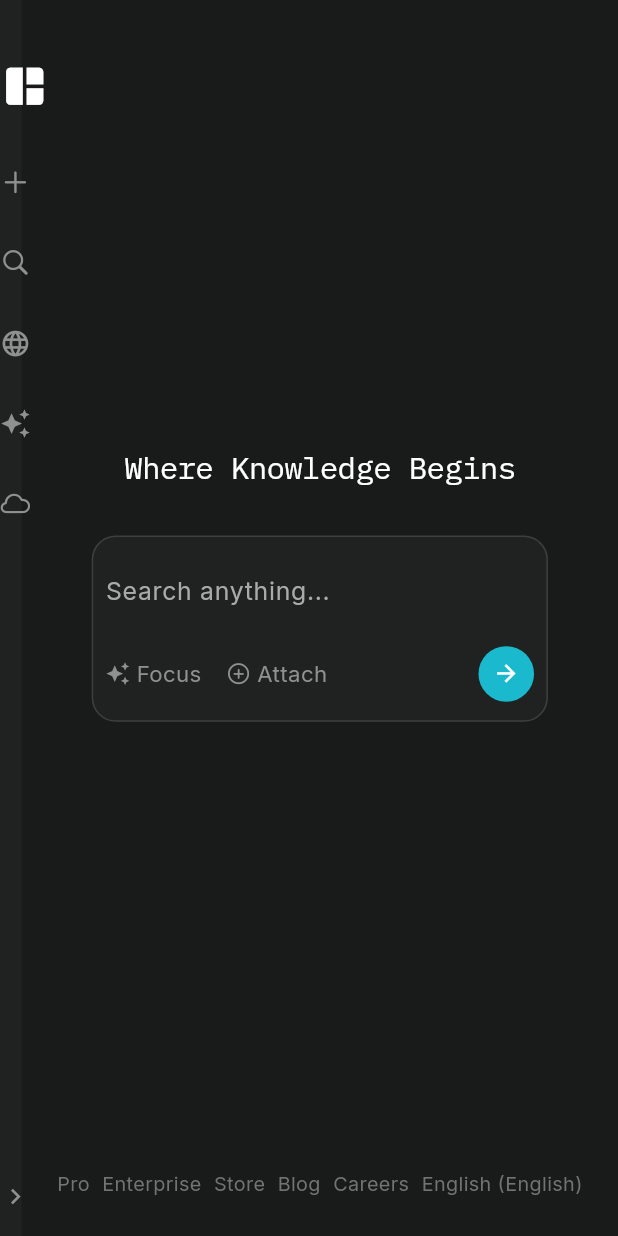
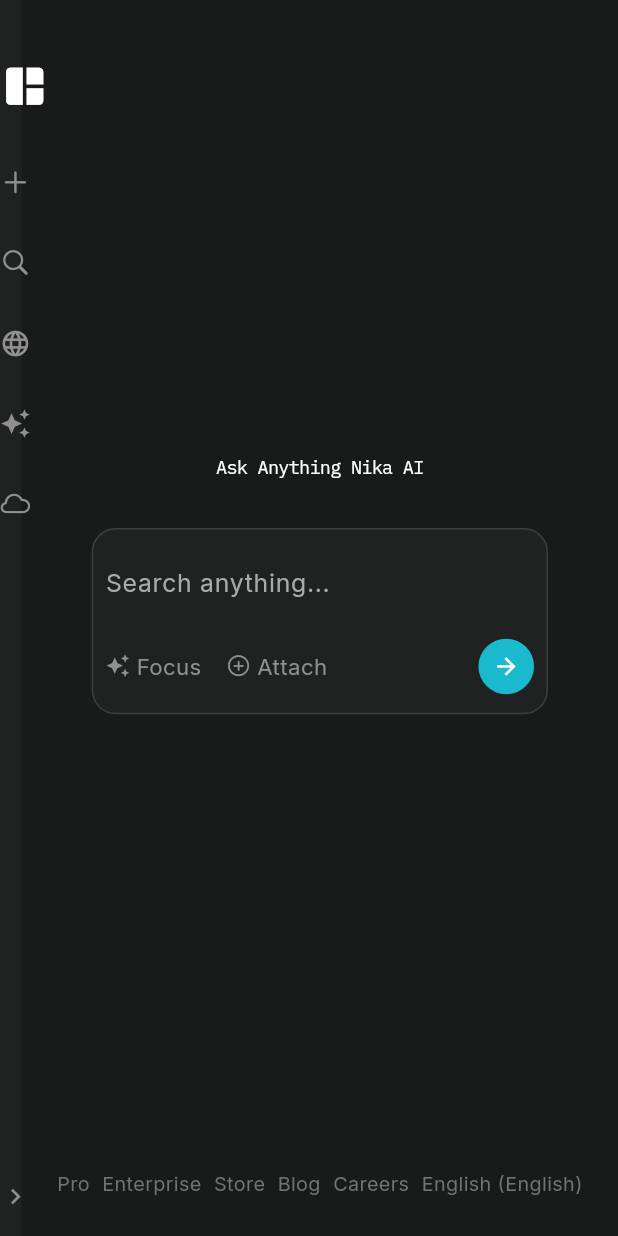
Before and after one commit to VCodes0/Perplexity-Clone, a Flutter app: the screen it shows after launch, on a phone screen of 412 x 824 dp. Run offline on Flutter 3.47's test engine with Material 3 defaults, Android fonts, the phone set to English and light mode, and no system bars; our stand-ins replace get, google_fonts.

Commit message:
UI Completed

```diff
--- a/lib/core/constants/app_strings.dart
+++ b/lib/core/constants/app_strings.dart
@@ -8,7 +8,7 @@
   static String searchHintText = 'Search anything...';
   static String focus = 'Focus';
   static String attach = 'Attach';
-  static String appTitle = 'Where Knowledge Begins';
+  static String appTitle = 'Ask Anything Nika AI';
 
   // Links
   static String pro = 'Pro';
--- a/lib/helper/widgets/search_section.dart
+++ b/lib/helper/widgets/search_section.dart
@@ -24,7 +24,7 @@
               textAlign: TextAlign.center,
               style: GoogleFonts.ibmPlexMono(
                 color: AppColors.whiteColor,
-                fontSize: mq.width * 0.05,
+                fontSize: mq.width * 0.030,
                 fontWeight: FontWeight.w400,
                 height: 1.2,
                 letterSpacing: -0.5,
```
